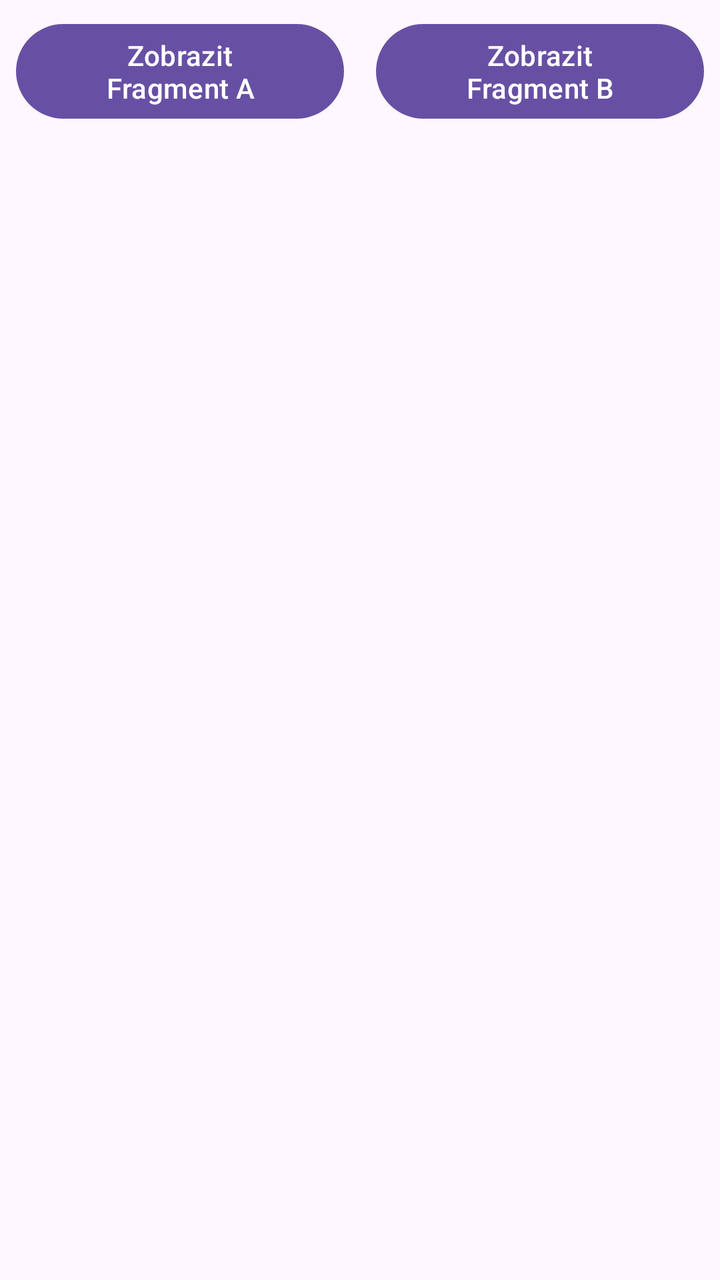
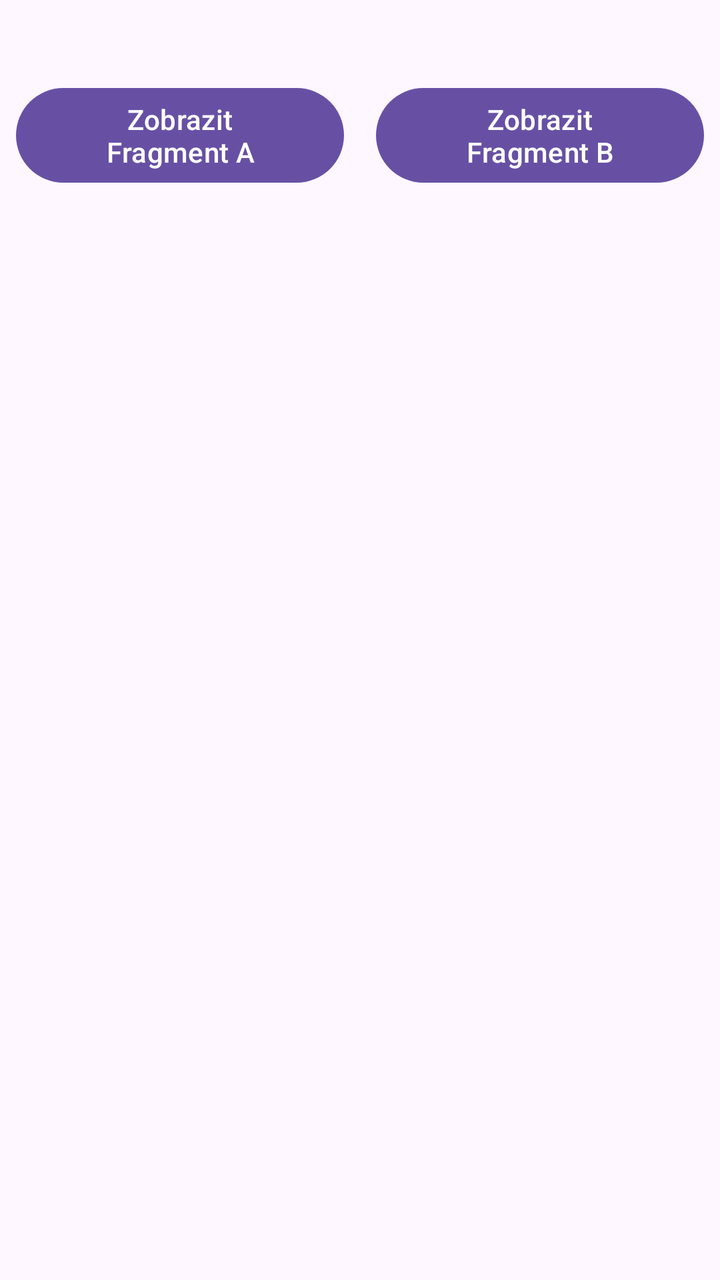

Before-and-after screenshots of an Android layout around one commit, followed by the original layout XML and the change that was made.
<!-- AndroidManifest.xml: application theme Theme.MyApp007aFragments -->
<!-- res/layout/activity_main.xml -->
<?xml version="1.0" encoding="utf-8"?>
<androidx.constraintlayout.widget.ConstraintLayout
    xmlns:android="http://schemas.android.com/apk/res/android"
    xmlns:app="http://schemas.android.com/apk/res-auto"
    xmlns:tools="http://schemas.android.com/tools"
    android:id="@+id/main"
    android:layout_width="match_parent"
    android:layout_height="match_parent"
    tools:context=".MainActivity">

    <LinearLayout
        android:id="@+id/linearLayout"
        android:layout_height="wrap_content"
        android:layout_width="match_parent"
        android:orientation="horizontal"
        app:layout_constraintEnd_toEndOf="parent"
        app:layout_constraintStart_toStartOf="parent"
        app:layout_constraintTop_toTopOf="parent">

        <Button
            android:id="@+id/btnFragmentA"
            android:layout_height="wrap_content"
            android:layout_margin="8dp"
            android:layout_weight="1"
            android:layout_width="0dp"
            android:text="Zobrazit Fragment A"/>

        <Button
            android:id="@+id/btnFragmentB"
            android:layout_height="wrap_content"
            android:layout_margin="8dp"
            android:layout_weight="1"
            android:layout_width="0dp"
            android:text="Zobrazit Fragment B"/>
    </LinearLayout>

    
    <androidx.fragment.app.FragmentContainerView
        android:id="@+id/fragmentContainer"
        android:layout_width="0dp"
        android:layout_height="0dp"
        app:layout_constraintBottom_toBottomOf="parent"
        app:layout_constraintEnd_toEndOf="parent"
        app:layout_constraintStart_toStartOf="parent"
        app:layout_constraintTop_toBottomOf="@+id/linearLayout" />

</androidx.constraintlayout.widget.ConstraintLayout>
<!-- resources referenced by this layout -->
<resources>
  <style name="Theme.MyApp007aFragments" parent="Base.Theme.MyApp007aFragments" />
  <style name="Base.Theme.MyApp007aFragments" parent="Theme.Material3.DayNight.NoActionBar">
          
          
      </style>
</resources>

<!-- the commit's change to res/layout/activity_main.xml (unified diff, before → after) -->
@@ -10,8 +10,9 @@
 
     <LinearLayout
         android:id="@+id/linearLayout"
+        android:layout_width="match_parent"
         android:layout_height="wrap_content"
-        android:layout_width="match_parent"
+        android:layout_marginTop="32dp"
         android:orientation="horizontal"
         app:layout_constraintEnd_toEndOf="parent"
         app:layout_constraintStart_toStartOf="parent"
@@ -19,19 +20,19 @@
 
         <Button
             android:id="@+id/btnFragmentA"
+            android:layout_width="0dp"
             android:layout_height="wrap_content"
             android:layout_margin="8dp"
             android:layout_weight="1"
-            android:layout_width="0dp"
-            android:text="Zobrazit Fragment A"/>
+            android:text="Zobrazit Fragment A" />
 
         <Button
             android:id="@+id/btnFragmentB"
+            android:layout_width="0dp"
             android:layout_height="wrap_content"
             android:layout_margin="8dp"
             android:layout_weight="1"
-            android:layout_width="0dp"
-            android:text="Zobrazit Fragment B"/>
+            android:text="Zobrazit Fragment B" />
     </LinearLayout>
 
     
